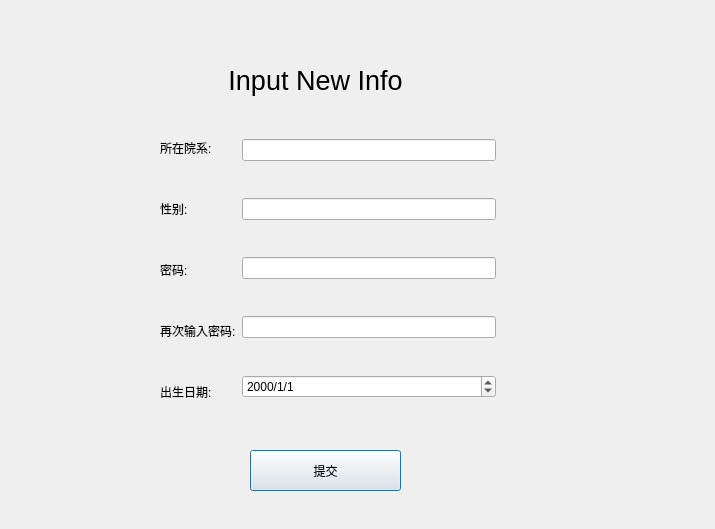
First picture: the form in Jobs-of-SoftwareEngineer/Codeing/Scut/updateinfo.ui, repository CSLP/CPP, before the edit.
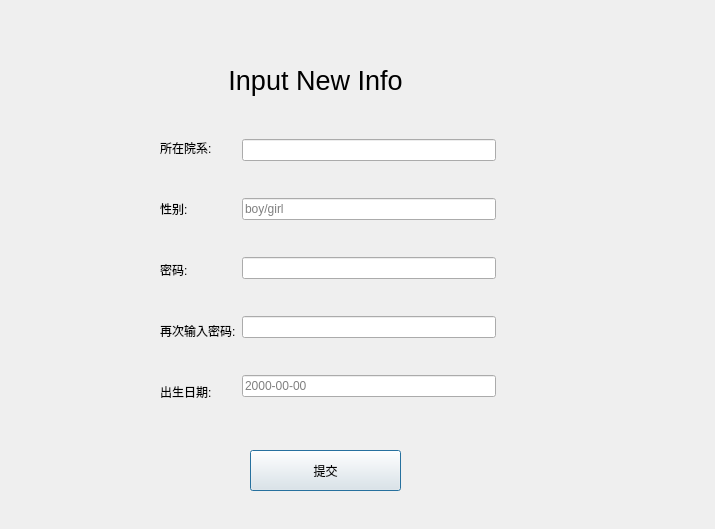
Second picture: the form after the edit.

Diff of the .ui file:
```diff
--- a/Jobs-of-SoftwareEngineer/Codeing/Scut/updateinfo.ui
+++ b/Jobs-of-SoftwareEngineer/Codeing/Scut/updateinfo.ui
@@ -71,7 +71,11 @@
        <widget class="QLineEdit" name="depLineEdit"/>
       </item>
       <item>
-       <widget class="QLineEdit" name="genderLineEdit"/>
+       <widget class="QLineEdit" name="genderLineEdit">
+        <property name="placeholderText">
+         <string>boy/girl</string>
+        </property>
+       </widget>
       </item>
       <item>
        <widget class="QLineEdit" name="pwd1LineEdit">
@@ -88,9 +92,9 @@
        </widget>
       </item>
       <item>
-       <widget class="QDateEdit" name="dateEdit">
-        <property name="displayFormat">
-         <string>yyyy/M/d</string>
+       <widget class="QLineEdit" name="birLineEdit">
+        <property name="placeholderText">
+         <string>2000-00-00</string>
         </property>
        </widget>
       </item>
```
